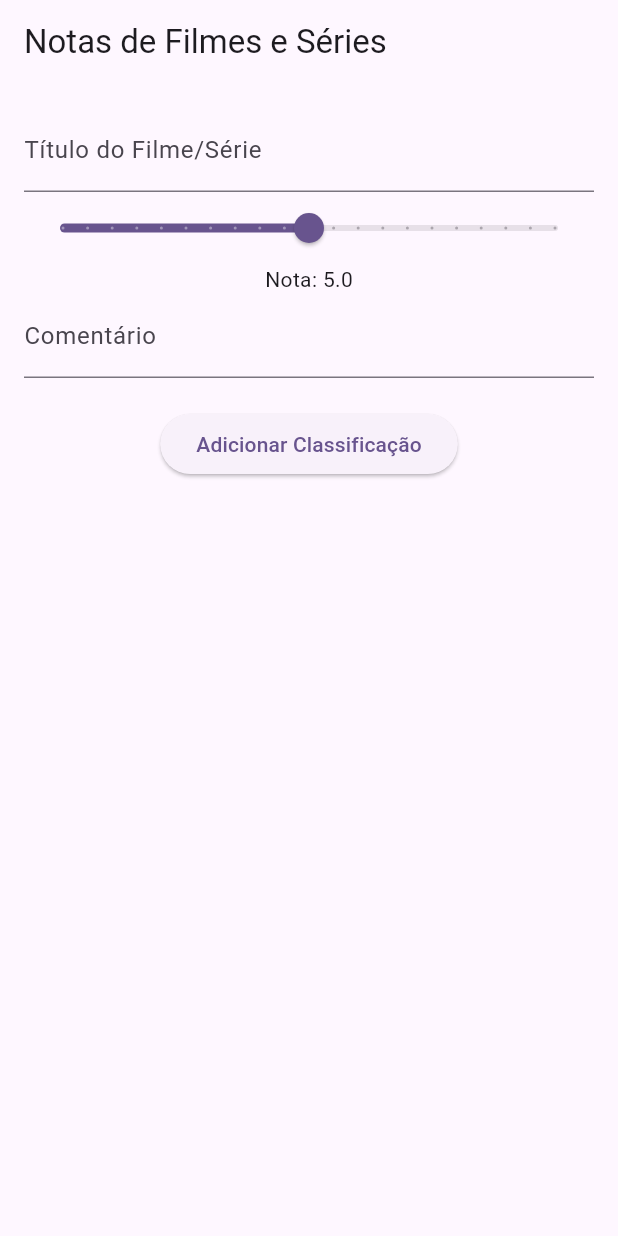
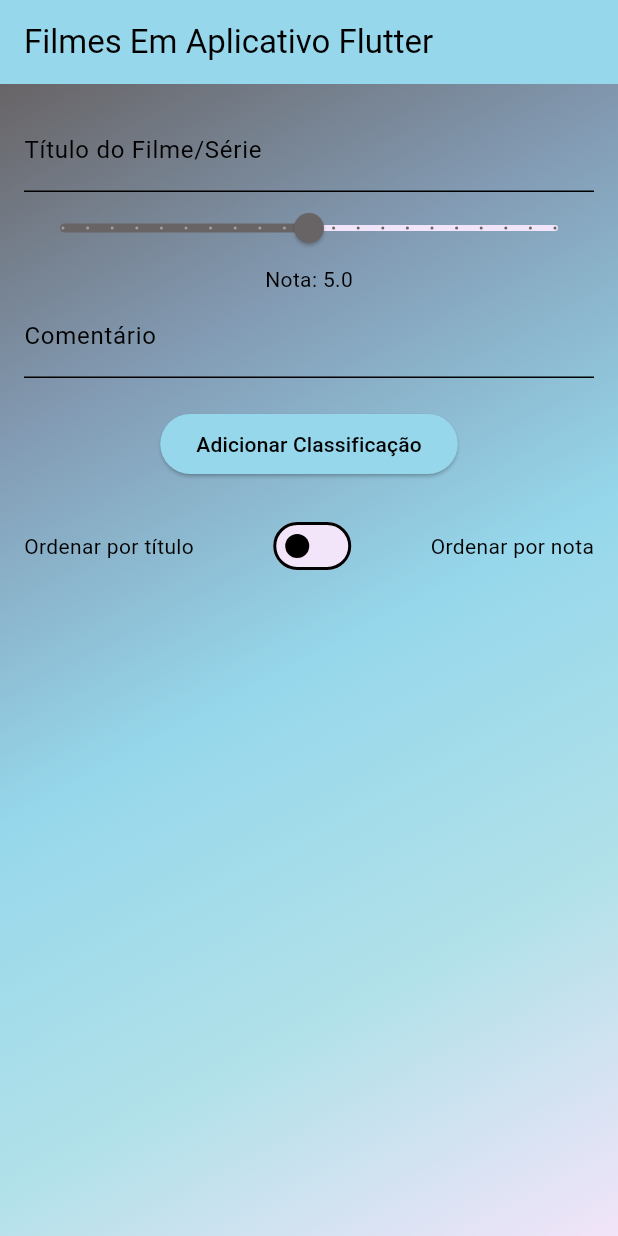
Before and after one commit to LucianoZimmermann/N1_Flutter, a Flutter app: the screen it shows after launch, on a phone screen of 412 x 824 dp. Run offline on Flutter 3.47's test engine with Material 3 defaults, Android fonts, the phone set to English and light mode, and no system bars.

Commit message:
adicionando botão para ordenar filmes

```diff
--- a/lib/main.dart
+++ b/lib/main.dart
@@ -12,10 +12,23 @@ class MyApp extends StatelessWidget {
     return MaterialApp(
       title: 'App de Notas de Filmes e Séries',
       theme: ThemeData(
-        colorScheme: ColorScheme.fromSeed(seedColor: Colors.deepPurple),
+        // Definindo a paleta de cores personalizada
+        colorScheme: ColorScheme(
+          primary: const Color(0xFF96d7eb),
+          onPrimary: Colors.white,
+          secondary: const Color(0xFF686466),
+          onSecondary: Colors.white,
+          background: const Color(0xFF96d7eb),
+          onBackground: Colors.black,
+          surface: const Color(0xFFf2e4f9),
+          onSurface: Colors.black,
+          error: Colors.red,
+          onError: Colors.white,
+          brightness: Brightness.light,
+        ),
         useMaterial3: true,
       ),
-      home: const MyHomePage(title: 'Notas de Filmes e Séries'),
+      home: const MyHomePage(title: 'Filmes Em Aplicativo Flutter'),
     );
   }
 }
@@ -30,16 +43,12 @@ class MyHomePage extends StatefulWidget {
 }
 
 class _MyHomePageState extends State<MyHomePage> {
-  // Lista que armazenará as classificações de filmes/séries
   List<Map<String, dynamic>> classificacoes = [];
-
-  // Controladores para o título e comentário
   final TextEditingController _tituloController = TextEditingController();
   final TextEditingController _comentarioController = TextEditingController();
+  double _nota = 5.0;
+  bool _ordenarPor= false; // Switch para ordenar por título ou nota
 
-  double _nota = 5.0; // Nota inicial
-
-  // Função para adicionar classificação
   void _adicionarClassificacao() {
     setState(() {
       classificacoes.add({
@@ -47,20 +56,53 @@ class _MyHomePageState extends State<MyHomePage> {
         'nota': _nota,
         'comentario': _comentarioController.text,
       });
-      // Limpar campos após adicionar
       _tituloController.clear();
       _comentarioController.clear();
       _nota = 5.0;
     });
   }
 
+  // Função para navegação aos detalhes
+  void _mostrarDetalhes(Map<String, dynamic> classificacao) {
+    Navigator.push(
+      context,
+      MaterialPageRoute(
+        builder: (context) => DetalhesPage(classificacao: classificacao),
+      ),
+    );
+  }
+
   @override
   Widget build(BuildContext context) {
+    // Ordenando a lista com base no switch
+    List<Map<String, dynamic>> classificacoesOrdenadas = [...classificacoes];
+    if (_ordenarPor) {
+      classificacoesOrdenadas.sort((a, b) => b['nota'].compareTo(a['nota']));
+    } else {
+      classificacoesOrdenadas.sort((a, b) => a['titulo'].compareTo(b['titulo']));
+    }
+
     return Scaffold(
       appBar: AppBar(
         title: Text(widget.title),
+        backgroundColor: Theme.of(context).colorScheme.primary,
       ),
-      body: Padding(
+      // background com gradiente com todas as cores
+      body: Container(
+        decoration: const BoxDecoration(
+          gradient: LinearGradient(
+            colors: [
+              Color(0xFF686466),
+              Color(0xFF839cb5),
+              Color(0xFF96d7eb),
+              Color(0xFFb1e1e9),
+              Color(0xFFf2e4f9),
+            ],
+            begin: Alignment.topLeft,
+            end: Alignment.bottomRight,
+          ),
+        ),
+        child: Padding(
           padding: const EdgeInsets.all(16.0),
           child: Column(
             children: <Widget>[
@@ -81,6 +123,7 @@ class _MyHomePageState extends State<MyHomePage> {
                     _nota = value;
                   });
                 },
+                activeColor: Theme.of(context).colorScheme.secondary,
               ),
               Text('Nota: ${_nota.toStringAsFixed(1)}'),
               TextField(
@@ -92,18 +135,42 @@ class _MyHomePageState extends State<MyHomePage> {
               const SizedBox(height: 20),
               ElevatedButton(
                 onPressed: _adicionarClassificacao,
-              child: const Text('Adicionar Classificação'),
+                style: ElevatedButton.styleFrom(
+                  backgroundColor: Theme.of(context).colorScheme.primary,
+                ),
+                child: const Text(
+                  'Adicionar Classificação',
+                  style: TextStyle(color: Colors.black), // Texto preto
+                ),
               ),
               const SizedBox(height: 20),
+              Row(
+                mainAxisAlignment: MainAxisAlignment.spaceBetween,
+                children: [
+                  const Text('Ordenar por título'),
+                  Switch(
+                    value: _ordenarPor,
+                    onChanged: (bool value) {
+                      setState(() {
+                        _ordenarPor = value;
+                      });
+                    },
+                    activeColor: Theme.of(context).colorScheme.secondary,
+                  ),
+                  const Text('Ordenar por nota'),
+                ],
+              ),
               Expanded(
                 child: ListView.builder(
-                itemCount: classificacoes.length,
+                  itemCount: classificacoesOrdenadas.length,
                   itemBuilder: (context, index) {
                     return Card(
+                      color: Theme.of(context).colorScheme.surface, // Cor do card
                       child: ListTile(
-                      title: Text(classificacoes[index]['titulo']),
+                        title: Text(classificacoesOrdenadas[index]['titulo']),
                         subtitle: Text(
-                          'Nota: ${classificacoes[index]['nota'].toStringAsFixed(1)}\nComentário: ${classificacoes[index]['comentario']}'),
+                            'Nota: ${classificacoesOrdenadas[index]['nota'].toStringAsFixed(1)}\nComentário: ${classificacoesOrdenadas[index]['comentario']}'),
+                        onTap: () => _mostrarDetalhes(classificacoesOrdenadas[index]),
                       ),
                     );
                   },
@@ -112,6 +179,69 @@ class _MyHomePageState extends State<MyHomePage> {
             ],
           ),
         ),
+      ),
     );
   }
 }
+
+class DetalhesPage extends StatelessWidget {
+  final Map<String, dynamic> classificacao;
+
+  const DetalhesPage({super.key, required this.classificacao});
+
+  @override
+  Widget build(BuildContext context) {
+    return Scaffold(
+      appBar: AppBar(
+        title: Text(classificacao['titulo']),
+        backgroundColor: Theme.of(context).colorScheme.primary,
+      ),
+      body: Padding(
+        padding: const EdgeInsets.all(16.0),
+        child: Card(
+          color: Theme.of(context).colorScheme.background,
+          child: Padding(
+            padding: const EdgeInsets.all(16.0),
+            child: Column(
+              crossAxisAlignment: CrossAxisAlignment.start,
+              children: <Widget>[
+                Text(
+                  classificacao['titulo'],
+                  style: TextStyle(
+                    fontSize: 24,
+                    fontWeight: FontWeight.bold,
+                    color: Theme.of(context).colorScheme.onBackground,
+                  ),
+                ),
+                const SizedBox(height: 10),
+                Text(
+                  'Nota: ${classificacao['nota'].toStringAsFixed(1)}',
+                  style: TextStyle(
+                    fontSize: 18,
+                    color: Theme.of(context).colorScheme.onBackground,
+                  ),
+                ),
+                const SizedBox(height: 10),
+                Text(
+                  'Comentário:',
+                  style: TextStyle(
+                    fontSize: 18,
+                    fontWeight: FontWeight.bold,
+                    color: Theme.of(context).colorScheme.onBackground,
+                  ),
+                ),
+                Text(
+                  classificacao['comentario'],
+                  style: TextStyle(
+                    fontSize: 16,
+                    color: Theme.of(context).colorScheme.onBackground,
+                  ),
+                ),
+              ],
+            ),
+          ),
+        ),
+      ),
+    );
+  }
+}
```
Lines whose indentation alone changed are shown as unchanged.
